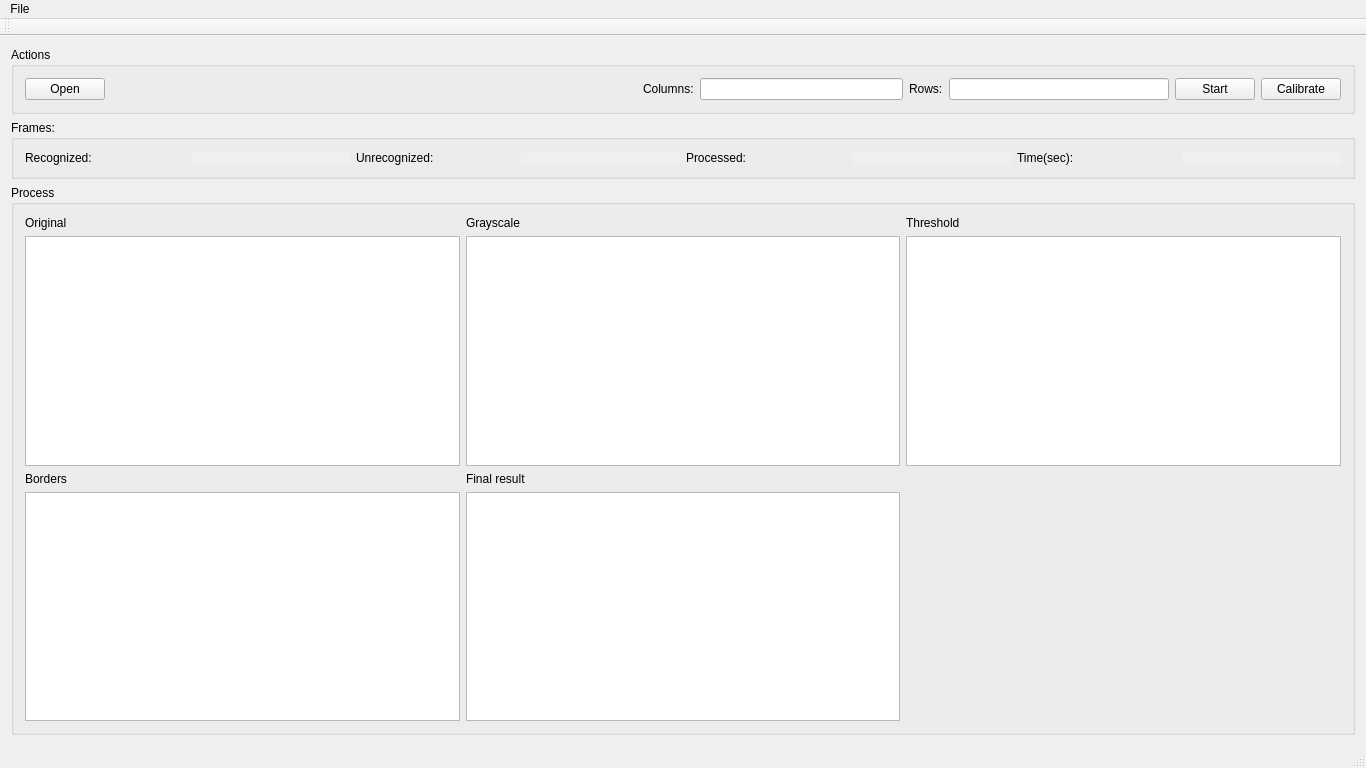
Old version of the form CalibracionQt/mainwindow.ui in the repository joshjo/computer-vision.
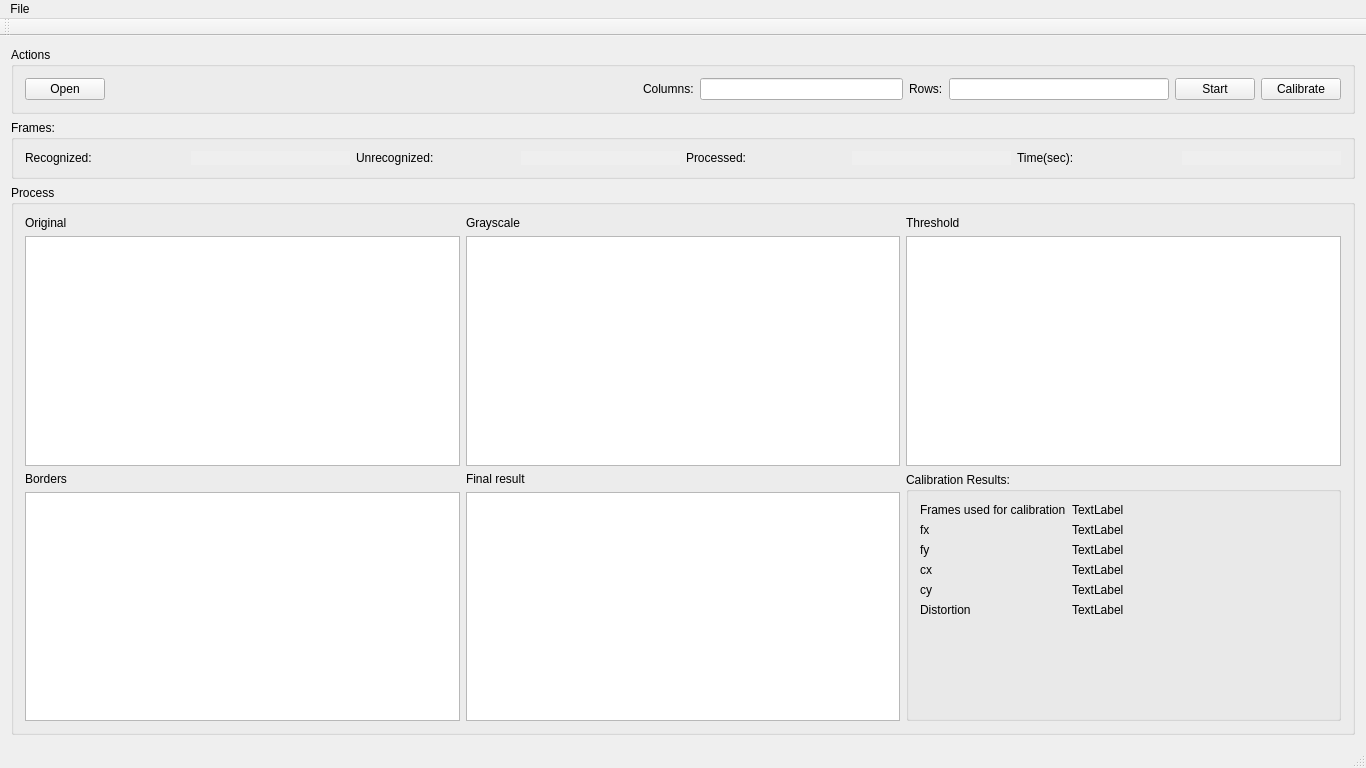
New version of the form.

Patch:
```diff
--- a/CalibracionQt/mainwindow.ui
+++ b/CalibracionQt/mainwindow.ui
@@ -292,6 +292,103 @@
            </item>
           </layout>
          </item>
+         <item row="1" column="2">
+          <widget class="QGroupBox" name="groupBox_4">
+           <property name="title">
+            <string>Calibration Results:</string>
+           </property>
+           <layout class="QVBoxLayout" name="verticalLayout">
+            <item>
+             <layout class="QFormLayout" name="formLayout_4">
+              <item row="0" column="0">
+               <widget class="QLabel" name="label_5">
+                <property name="text">
+                 <string>Frames used for calibration</string>
+                </property>
+               </widget>
+              </item>
+              <item row="0" column="1">
+               <widget class="QLabel" name="calibrationFramesLabel">
+                <property name="text">
+                 <string>TextLabel</string>
+                </property>
+               </widget>
+              </item>
+              <item row="1" column="0">
+               <widget class="QLabel" name="label_8">
+                <property name="text">
+                 <string>fx</string>
+                </property>
+               </widget>
+              </item>
+              <item row="1" column="1">
+               <widget class="QLabel" name="fxLabel">
+                <property name="text">
+                 <string>TextLabel</string>
+                </property>
+               </widget>
+              </item>
+              <item row="2" column="0">
+               <widget class="QLabel" name="label_12">
+                <property name="text">
+                 <string>fy</string>
+                </property>
+               </widget>
+              </item>
+              <item row="2" column="1">
+               <widget class="QLabel" name="fyLabel">
+                <property name="text">
+                 <string>TextLabel</string>
+                </property>
+               </widget>
+              </item>
+              <item row="3" column="0">
+               <widget class="QLabel" name="label_15">
+                <property name="text">
+                 <string>cx</string>
+                </property>
+               </widget>
+              </item>
+              <item row="3" column="1">
+               <widget class="QLabel" name="cxLabel">
+                <property name="text">
+                 <string>TextLabel</string>
+                </property>
+               </widget>
+              </item>
+              <item row="4" column="0">
+               <widget class="QLabel" name="label_16">
+                <property name="text">
+                 <string>cy</string>
+                </property>
+               </widget>
+              </item>
+              <item row="4" column="1">
+               <widget class="QLabel" name="cyLabel">
+                <property name="text">
+                 <string>TextLabel</string>
+                </property>
+               </widget>
+              </item>
+              <item row="5" column="0">
+               <widget class="QLabel" name="label_17">
+                <property name="text">
+                 <string>Distortion</string>
+                </property>
+               </widget>
+              </item>
+              <item row="5" column="1">
+               <widget class="QLabel" name="distortionLabel">
+                <property name="text">
+                 <string>TextLabel</string>
+                </property>
+               </widget>
+              </item>
+             </layout>
+            </item>
+           </layout>
+          </widget>
+         </item>
         </layout>
        </item>
       </layout>
```
